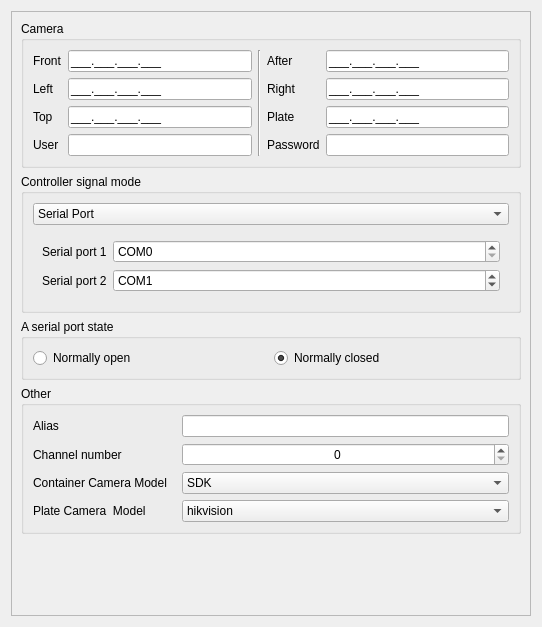
First picture: the form in Main/Setting/channel_setting_form.ui, repository 519984307/Container_Multiple_Channels_20200522, before the edit.
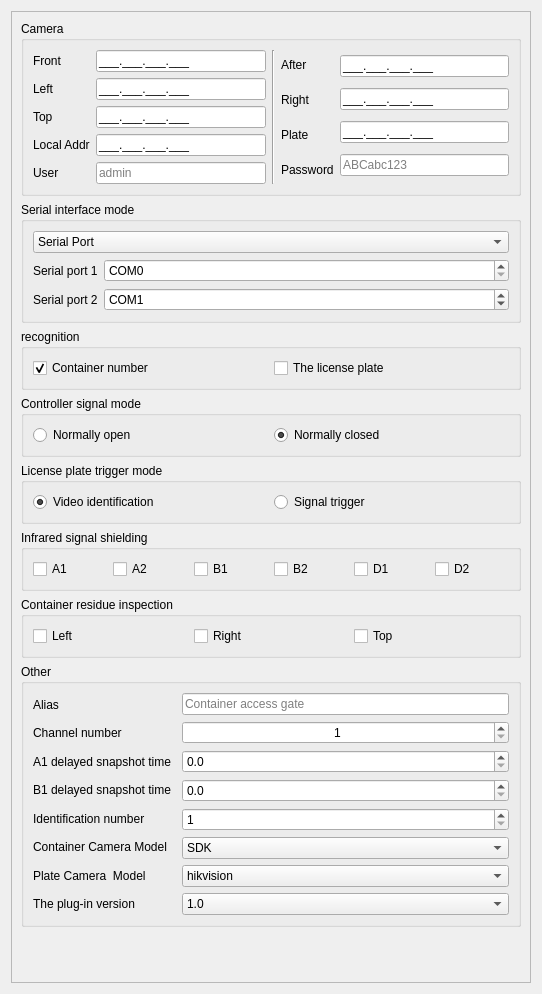
Second picture: the form after the edit.

Patch:
```diff
--- a/Main/Setting/channel_setting_form.ui
+++ b/Main/Setting/channel_setting_form.ui
@@ -7,7 +7,7 @@
     <x>0</x>
     <y>0</y>
     <width>542</width>
-    <height>627</height>
+    <height>994</height>
    </rect>
   </property>
   <property name="windowTitle">
@@ -16,7 +16,7 @@
   <property name="autoFillBackground">
    <bool>false</bool>
   </property>
-  <layout class="QGridLayout" name="gridLayout_6">
+  <layout class="QGridLayout" name="gridLayout_8">
    <item row="0" column="0">
     <widget class="QScrollArea" name="scrollArea">
      <property name="widgetResizable">
@@ -27,84 +27,17 @@
        <rect>
         <x>0</x>
         <y>0</y>
-        <width>505</width>
-        <height>646</height>
+        <width>518</width>
+        <height>970</height>
        </rect>
       </property>
-      <layout class="QGridLayout" name="gridLayout_5">
+      <layout class="QGridLayout" name="gridLayout_9">
        <item row="0" column="0">
         <widget class="QGroupBox" name="groupBox">
          <property name="title">
           <string>Camera</string>
          </property>
          <layout class="QGridLayout" name="gridLayout">
-          <item row="0" column="0">
-           <layout class="QVBoxLayout" name="verticalLayout">
-            <item>
-             <widget class="QLabel" name="label_11">
-              <property name="text">
-               <string>Front</string>
-              </property>
-             </widget>
-            </item>
-            <item>
-             <widget class="QLabel" name="label_16">
-              <property name="text">
-               <string>Left</string>
-              </property>
-             </widget>
-            </item>
-            <item>
-             <widget class="QLabel" name="label_9">
-              <property name="text">
-               <string>Top</string>
-              </property>
-             </widget>
-            </item>
-            <item>
-             <widget class="QLabel" name="label_13">
-              <property name="text">
-               <string>User</string>
-              </property>
-             </widget>
-            </item>
-           </layout>
-          </item>
-          <item row="0" column="1">
-           <layout class="QVBoxLayout" name="verticalLayout_2">
-            <item>
-             <widget class="QLineEdit" name="Camera_Front">
-              <property name="inputMask">
-               <string>000.000.000.000;_</string>
-              </property>
-             </widget>
-            </item>
-            <item>
-             <widget class="QLineEdit" name="Camera_Left">
-              <property name="inputMask">
-               <string>000.000.000.000;_</string>
-              </property>
-             </widget>
-            </item>
-            <item>
-             <widget class="QLineEdit" name="Camera_Top">
-              <property name="inputMask">
-               <string>000.000.000.000;_</string>
-              </property>
-             </widget>
-            </item>
-            <item>
-             <widget class="QLineEdit" name="Camera_User"/>
-            </item>
-           </layout>
-          </item>
-          <item row="0" column="2">
-           <widget class="Line" name="line">
-            <property name="orientation">
-             <enum>Qt::Vertical</enum>
-            </property>
-           </widget>
-          </item>
           <item row="0" column="3">
            <layout class="QVBoxLayout" name="verticalLayout_3">
             <item>
@@ -137,6 +70,45 @@
             </item>
            </layout>
           </item>
+          <item row="0" column="1">
+           <layout class="QVBoxLayout" name="verticalLayout_2">
+            <item>
+             <widget class="QLineEdit" name="Camera_Front">
+              <property name="inputMask">
+               <string>000.000.000.000;_</string>
+              </property>
+             </widget>
+            </item>
+            <item>
+             <widget class="QLineEdit" name="Camera_Left">
+              <property name="inputMask">
+               <string>000.000.000.000;_</string>
+              </property>
+             </widget>
+            </item>
+            <item>
+             <widget class="QLineEdit" name="Camera_Top">
+              <property name="inputMask">
+               <string>000.000.000.000;_</string>
+              </property>
+             </widget>
+            </item>
+            <item>
+             <widget class="QLineEdit" name="lineEdit">
+              <property name="inputMask">
+               <string>000.000.000.000;_</string>
+              </property>
+             </widget>
+            </item>
+            <item>
+             <widget class="QLineEdit" name="Camera_User">
+              <property name="placeholderText">
+               <string>admin</string>
+              </property>
+             </widget>
+            </item>
+           </layout>
+          </item>
           <item row="0" column="4">
            <layout class="QVBoxLayout" name="verticalLayout_4">
             <item>
@@ -161,7 +133,57 @@
              </widget>
             </item>
             <item>
-             <widget class="QLineEdit" name="Camera_Password"/>
+             <widget class="QLineEdit" name="Camera_Password">
+              <property name="placeholderText">
+               <string>ABCabc123</string>
+              </property>
+             </widget>
+            </item>
+           </layout>
+          </item>
+          <item row="0" column="2">
+           <widget class="Line" name="line">
+            <property name="orientation">
+             <enum>Qt::Vertical</enum>
+            </property>
+           </widget>
+          </item>
+          <item row="0" column="0">
+           <layout class="QVBoxLayout" name="verticalLayout">
+            <item>
+             <widget class="QLabel" name="label_11">
+              <property name="text">
+               <string>Front</string>
+              </property>
+             </widget>
+            </item>
+            <item>
+             <widget class="QLabel" name="label_16">
+              <property name="text">
+               <string>Left</string>
+              </property>
+             </widget>
+            </item>
+            <item>
+             <widget class="QLabel" name="label_9">
+              <property name="text">
+               <string>Top</string>
+              </property>
+             </widget>
+            </item>
+            <item>
+             <widget class="QLabel" name="label_6">
+              <property name="text">
+               <string>Local Addr</string>
+              </property>
+             </widget>
+            </item>
+            <item>
+             <widget class="QLabel" name="label_13">
+              <property name="text">
+               <string>User</string>
+              </property>
+             </widget>
             </item>
            </layout>
           </item>
@@ -171,7 +193,7 @@
        <item row="1" column="0">
         <widget class="QGroupBox" name="groupBox_2">
          <property name="title">
-          <string>Controller signal mode</string>
+          <string>Serial interface mode</string>
          </property>
          <layout class="QGridLayout" name="gridLayout_4">
           <item row="0" column="0">
@@ -195,6 +217,18 @@
             </property>
             <widget class="QWidget" name="page">
              <layout class="QGridLayout" name="gridLayout_7">
+              <property name="leftMargin">
+               <number>0</number>
+              </property>
+              <property name="topMargin">
+               <number>0</number>
+              </property>
+              <property name="rightMargin">
+               <number>0</number>
+              </property>
+              <property name="bottomMargin">
+               <number>0</number>
+              </property>
               <item row="1" column="0">
                <layout class="QHBoxLayout" name="horizontalLayout_6">
                 <item>
@@ -253,6 +287,18 @@
             </widget>
             <widget class="QWidget" name="page_2">
              <layout class="QGridLayout" name="gridLayout_3">
+              <property name="leftMargin">
+               <number>0</number>
+              </property>
+              <property name="topMargin">
+               <number>0</number>
+              </property>
+              <property name="rightMargin">
+               <number>0</number>
+              </property>
+              <property name="bottomMargin">
+               <number>0</number>
+              </property>
               <item row="0" column="0">
                <layout class="QHBoxLayout" name="horizontalLayout_9">
                 <item>
@@ -328,9 +374,41 @@
         </widget>
        </item>
        <item row="2" column="0">
+        <widget class="QGroupBox" name="groupBox_15">
+         <property name="title">
+          <string>recognition</string>
+         </property>
+         <property name="checkable">
+          <bool>false</bool>
+         </property>
+         <layout class="QGridLayout" name="gridLayout_25">
+          <item row="0" column="0">
+           <widget class="QCheckBox" name="SerialPortOpenState_3">
+            <property name="text">
+             <string>Container number</string>
+            </property>
+            <property name="checked">
+             <bool>true</bool>
+            </property>
+           </widget>
+          </item>
+          <item row="0" column="1">
+           <widget class="QCheckBox" name="SerialPortCloseState_3">
+            <property name="text">
+             <string>The license plate</string>
+            </property>
+            <property name="checked">
+             <bool>false</bool>
+            </property>
+           </widget>
+          </item>
+         </layout>
+        </widget>
+       </item>
+       <item row="3" column="0">
         <widget class="QGroupBox" name="groupBox_13">
          <property name="title">
-          <string>A serial port state</string>
+          <string>Controller signal mode</string>
          </property>
          <layout class="QGridLayout" name="gridLayout_23">
           <item row="0" column="0">
@@ -356,7 +434,144 @@
          </layout>
         </widget>
        </item>
-       <item row="3" column="0">
+       <item row="4" column="0">
+        <widget class="QGroupBox" name="groupBox_14">
+         <property name="title">
+          <string>License plate trigger mode</string>
+         </property>
+         <layout class="QGridLayout" name="gridLayout_24">
+          <item row="0" column="0">
+           <widget class="QRadioButton" name="SerialPortOpenState_2">
+            <property name="text">
+             <string>Video identification</string>
+            </property>
+            <property name="checked">
+             <bool>true</bool>
+            </property>
+           </widget>
+          </item>
+          <item row="0" column="1">
+           <widget class="QRadioButton" name="SerialPortCloseState_2">
+            <property name="text">
+             <string>Signal trigger</string>
+            </property>
+            <property name="checked">
+             <bool>false</bool>
+            </property>
+           </widget>
+          </item>
+         </layout>
+        </widget>
+       </item>
+       <item row="5" column="0">
+        <widget class="QGroupBox" name="groupBox_16">
+         <property name="title">
+          <string>Infrared signal shielding</string>
+         </property>
+         <layout class="QGridLayout" name="gridLayout_5">
+          <item row="0" column="0">
+           <widget class="QCheckBox" name="SerialPortOpenState_5">
+            <property name="text">
+             <string>A1</string>
+            </property>
+            <property name="checked">
+             <bool>false</bool>
+            </property>
+           </widget>
+          </item>
+          <item row="0" column="1">
+           <widget class="QCheckBox" name="SerialPortOpenState_6">
+            <property name="text">
+             <string>A2</string>
+            </property>
+            <property name="checked">
+             <bool>false</bool>
+            </property>
+           </widget>
+          </item>
+          <item row="0" column="2">
+           <widget class="QCheckBox" name="SerialPortOpenState_7">
+            <property name="text">
+             <string>B1</string>
+            </property>
+            <property name="checked">
+             <bool>false</bool>
+            </property>
+           </widget>
+          </item>
+          <item row="0" column="3">
+           <widget class="QCheckBox" name="SerialPortOpenState_8">
+            <property name="text">
+             <string>B2</string>
+            </property>
+            <property name="checked">
+             <bool>false</bool>
+            </property>
+           </widget>
+          </item>
+          <item row="0" column="4">
+           <widget class="QCheckBox" name="SerialPortOpenState_9">
+            <property name="text">
+             <string>D1</string>
+            </property>
+            <property name="checked">
+             <bool>false</bool>
+            </property>
+           </widget>
+          </item>
+          <item row="0" column="5">
+           <widget class="QCheckBox" name="SerialPortOpenState_10">
+            <property name="text">
+             <string>D2</string>
+            </property>
+            <property name="checked">
+             <bool>false</bool>
+            </property>
+           </widget>
+          </item>
+         </layout>
+        </widget>
+       </item>
+       <item row="6" column="0">
+        <widget class="QGroupBox" name="groupBox_17">
+         <property name="title">
+          <string>Container residue inspection</string>
+         </property>
+         <layout class="QGridLayout" name="gridLayout_6">
+          <item row="0" column="2">
+           <widget class="QCheckBox" name="SerialPortOpenState_13">
+            <property name="text">
+             <string>Top</string>
+            </property>
+            <property name="checked">
+             <bool>false</bool>
+            </property>
+           </widget>
+          </item>
+          <item row="0" column="1">
+           <widget class="QCheckBox" name="SerialPortOpenState_12">
+            <property name="text">
+             <string>Right</string>
+            </property>
+            <property name="checked">
+             <bool>false</bool>
+            </property>
+           </widget>
+          </item>
+          <item row="0" column="0">
+           <widget class="QCheckBox" name="SerialPortOpenState_11">
+            <property name="text">
+             <string>Left</string>
+            </property>
+            <property name="checked">
+             <bool>false</bool>
+            </property>
+           </widget>
+          </item>
+         </layout>
+        </widget>
+       </item>
+       <item row="7" column="0">
         <widget class="QGroupBox" name="groupBox_3">
          <property name="title">
           <string>Other</string>
@@ -378,6 +593,27 @@
               </property>
              </widget>
             </item>
+            <item>
+             <widget class="QLabel" name="label_8">
+              <property name="text">
+               <string>A1 delayed snapshot time</string>
+              </property>
+             </widget>
+            </item>
+            <item>
+             <widget class="QLabel" name="label_22">
+              <property name="text">
+               <string>B1 delayed snapshot time</string>
+              </property>
+             </widget>
+            </item>
+            <item>
+             <widget class="QLabel" name="label_23">
+              <property name="text">
+               <string>Identification number</string>
+              </property>
+             </widget>
+            </item>
             <item>
              <widget class="QLabel" name="label_20">
               <property name="text">
@@ -392,12 +628,23 @@
               </property>
              </widget>
             </item>
+            <item>
+             <widget class="QLabel" name="label_7">
+              <property name="text">
+               <string>The plug-in version</string>
+              </property>
+             </widget>
+            </item>
            </layout>
           </item>
           <item row="0" column="1">
            <layout class="QVBoxLayout" name="verticalLayout_6">
             <item>
-             <widget class="QLineEdit" name="Alias"/>
+             <widget class="QLineEdit" name="Alias">
+              <property name="placeholderText">
+               <string>Container access gate</string>
+              </property>
+             </widget>
             </item>
             <item>
              <widget class="QSpinBox" name="Channel_Number">
@@ -410,6 +657,33 @@
               <property name="alignment">
                <set>Qt::AlignCenter</set>
               </property>
+              <property name="minimum">
+               <number>1</number>
+              </property>
+             </widget>
+            </item>
+            <item>
+             <widget class="QDoubleSpinBox" name="doubleSpinBox">
+              <property name="decimals">
+               <number>1</number>
+              </property>
+             </widget>
+            </item>
+            <item>
+             <widget class="QDoubleSpinBox" name="doubleSpinBox_2">
+              <property name="decimals">
+               <number>1</number>
+              </property>
+             </widget>
+            </item>
+            <item>
+             <widget class="QSpinBox" name="spinBox">
+              <property name="minimum">
+               <number>1</number>
+              </property>
+              <property name="maximum">
+               <number>3</number>
+              </property>
              </widget>
             </item>
             <item>
@@ -452,12 +726,42 @@
               </item>
              </widget>
             </item>
+            <item>
+             <widget class="QComboBox" name="Plate_Camera_Model_2">
+              <property name="sizePolicy">
+               <sizepolicy hsizetype="Expanding" vsizetype="Fixed">
+                <horstretch>0</horstretch>
+                <verstretch>0</verstretch>
+               </sizepolicy>
+              </property>
+              <item>
+               <property name="text">
+                <string>1.0</string>
+               </property>
+              </item>
+              <item>
+               <property name="text">
+                <string>1.1</string>
+               </property>
+              </item>
+              <item>
+               <property name="text">
+                <string>1.2</string>
+               </property>
+              </item>
+              <item>
+               <property name="text">
+                <string>2.0</string>
+               </property>
+              </item>
+             </widget>
+            </item>
            </layout>
           </item>
          </layout>
         </widget>
        </item>
-       <item row="4" column="0">
+       <item row="8" column="0">
         <spacer name="verticalSpacer">
          <property name="orientation">
           <enum>Qt::Vertical</enum>
```
